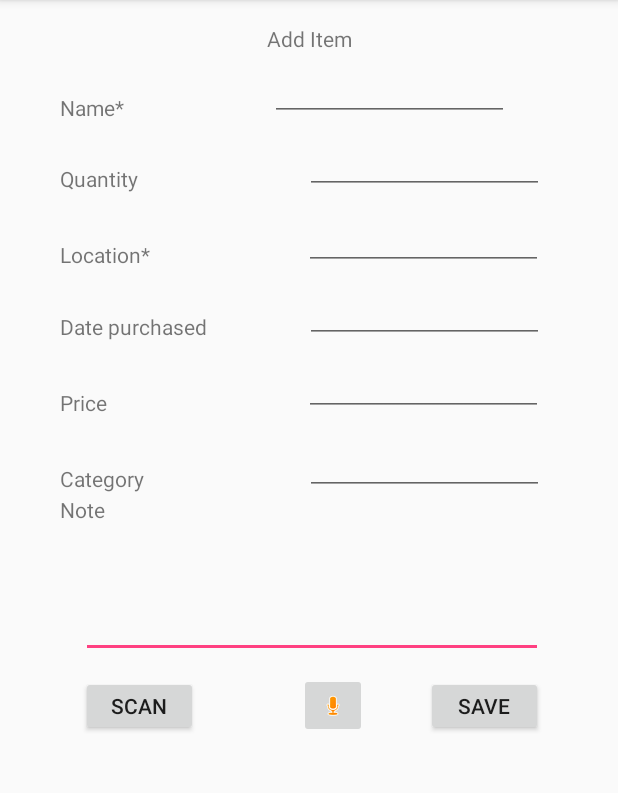
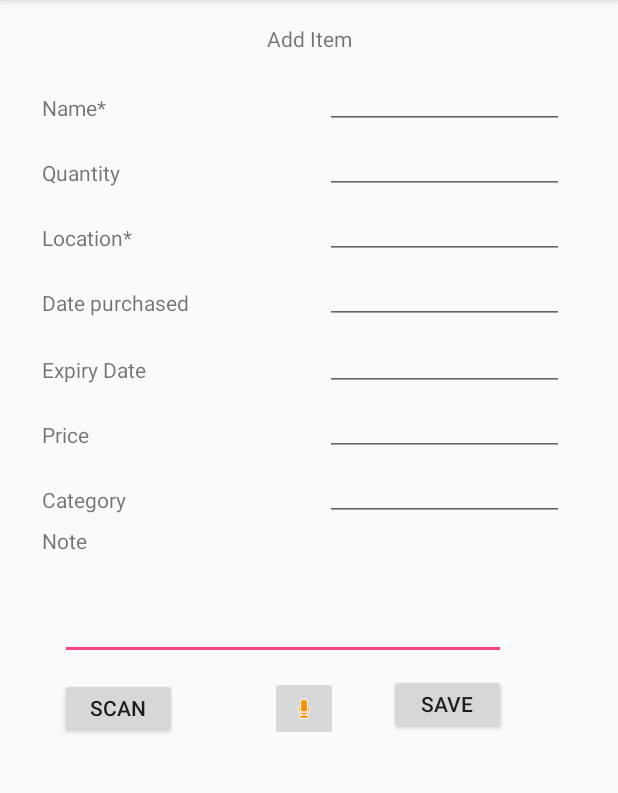
Before and after one commit to ikram-hamizi/GitHubTry, an Android app: the AddItemActivity screen opened directly, with no data from a screen before it, on a phone screen of 412 x 824 dp, the part 84-877 px from its top. Run offline under Robolectric (Android 15) with nearby library versions, the phone set to English and light mode, and no system bars.

Commit message:
Fix layout add and edit item + edit item (call edit method) < errors

```diff
--- a/app/src/main/java/com/example/usp05/githubtry/AddItemActivity.java
+++ b/app/src/main/java/com/example/usp05/githubtry/AddItemActivity.java
@@ -11,8 +11,6 @@ import java.lang.Integer;
 
 import com.example.usp05.githubtry.DataModel.DBItemsHelper;
 import com.example.usp05.githubtry.DataModel.Item;
-
-import static com.example.usp05.githubtry.R.layout.add_item;
 
 /**
  * Created by minh on 3/24/18.
@@ -39,7 +37,7 @@ public class AddItemActivity extends AppCompatActivity
             String item_category = ((EditText) findViewById(R.id.ET_category)).getText().toString();
             String item_datepurch = ((EditText) findViewById(R.id.ET_datepurch)).getText().toString();
             //String item_dateexpired = ((EditText) findViewById(R.id.ET_dateexpired)).getText().toString();
-            String item_price = ((EditText) findViewById(R.id.ET_price)).getText().toString();
+            String item_price = ((EditText) findViewById(R.id.ET_dateexp)).getText().toString();
             String item_note = ((EditText) findViewById(R.id.ET_note)).getText().toString();
             int item_quantity = Integer.parseInt(((EditText) findViewById(R.id.ET_quantity)).getText().toString());
 
--- a/app/src/main/java/com/example/usp05/githubtry/DataModel/DBItemsHelper.java
+++ b/app/src/main/java/com/example/usp05/githubtry/DataModel/DBItemsHelper.java
@@ -33,7 +33,6 @@ public class DBItemsHelper extends SQLiteOpenHelper{
 
     private long rownInsert;
     SQLiteDatabase appDB;
-
     private static final String TABLE_CREATE = "CREATE TABLE ITEM (ID INTEGER PRIMARY KEY, USERNAME TEXT NOT NULL, " +
             "NAME TEXT NOT NULL , LOCATION TEXT NOT NULL , TYPE TEXT NOT NULL , DATE_PURCHASED TEXT NOT NULL , " +
             "DATE_EXPIRED TEXT NOT NULL , QUANTITY INT NOT NULL, AVERAGE_PRICE FLOAT NOT NULL , NOTES TEXT NOT NULL);";
--- a/app/src/main/java/com/example/usp05/githubtry/DataModel/Item.java
+++ b/app/src/main/java/com/example/usp05/githubtry/DataModel/Item.java
@@ -7,7 +7,8 @@ import android.support.annotation.NonNull;
  */
 
 public class Item {
-
+    //<<<<<<<<<<<<<<<<< MPORTANT ADD PRICE TO ITEM
+    //UPDATE DATABASE
     //1- Fields: 8
     private String username, name, location, type, date_purchased, date_expired, notes;
     private int quantity;
--- a/app/src/main/java/com/example/usp05/githubtry/ItemDisplayDetails.java
+++ b/app/src/main/java/com/example/usp05/githubtry/ItemDisplayDetails.java
@@ -38,6 +38,10 @@ public class ItemDisplayDetails extends AppCompatActivity {
             ((TextView) findViewById(R.id.note_info_TV)).setText(myItem.getNotes());
             ((TextView) findViewById(R.id.avgprice_info_TV)).setText("" + myItem.getAverage_price());
         }
+        else
+        {
+            finish(); //Does it work? -> Intended to go back to previous activity if item is not found.
+        }
     }
 
     public void onDeleteClick (View view)
@@ -53,6 +57,7 @@ public class ItemDisplayDetails extends AppCompatActivity {
     {
 
         Intent intent = new Intent(this, EditItemActivity.class);
+        intent.putExtra("username", username);
         intent.putExtra("id", itemID);
         startActivity(intent);
 
--- a/app/src/main/res/layout/add_item.xml
+++ b/app/src/main/res/layout/add_item.xml
@@ -26,7 +26,8 @@
         android:id="@+id/textView1"
         android:layout_width="wrap_content"
         android:layout_height="wrap_content"
-        android:layout_marginStart="40dp"
+        android:layout_marginLeft="28dp"
+        android:layout_marginStart="28dp"
         android:layout_marginTop="62dp"
         android:text="Name*"
         app:layout_constraintStart_toStartOf="parent"
@@ -36,161 +37,146 @@
         android:id="@+id/textView2"
         android:layout_width="wrap_content"
         android:layout_height="wrap_content"
-        android:layout_marginTop="28dp"
+        android:layout_marginTop="24dp"
         android:text="Quantity"
-        app:layout_constraintStart_toStartOf="@+id/textView3"
+        app:layout_constraintStart_toStartOf="@+id/textView1"
         app:layout_constraintTop_toBottomOf="@+id/textView1" />
 
     <TextView
         android:id="@+id/textView3"
         android:layout_width="wrap_content"
         android:layout_height="20dp"
-        android:layout_marginStart="40dp"
-        android:layout_marginTop="31dp"
+        android:layout_marginTop="24dp"
         android:text="Location*"
-        app:layout_constraintStart_toStartOf="parent"
+        app:layout_constraintStart_toStartOf="@+id/textView2"
         app:layout_constraintTop_toBottomOf="@+id/textView2" />
 
     <TextView
-        android:id="@+id/textView4"
+        android:id="@+id/textView9"
         android:layout_width="wrap_content"
         android:layout_height="wrap_content"
-        android:layout_marginStart="40dp"
-        android:layout_marginTop="28dp"
+        android:layout_marginTop="23dp"
         android:text="Date purchased"
-        app:layout_constraintStart_toStartOf="parent"
+        app:layout_constraintStart_toStartOf="@+id/textView3"
         app:layout_constraintTop_toBottomOf="@+id/textView3" />
 
     <TextView
         android:id="@+id/textView5"
-        android:layout_width="wrap_content"
-        android:layout_height="wrap_content"
-        android:layout_marginStart="40dp"
-        android:layout_marginTop="31dp"
+        android:layout_width="48dp"
+        android:layout_height="19dp"
+        android:layout_marginTop="24dp"
         android:text="Price"
-        app:layout_constraintStart_toStartOf="parent"
+        app:layout_constraintStart_toStartOf="@+id/textView4"
         app:layout_constraintTop_toBottomOf="@+id/textView4" />
 
     <TextView
         android:id="@+id/textView6"
         android:layout_width="wrap_content"
         android:layout_height="wrap_content"
-        android:layout_marginStart="40dp"
-        android:layout_marginTop="31dp"
+        android:layout_marginTop="24dp"
         android:text="Category"
-        app:layout_constraintStart_toStartOf="parent"
+        app:layout_constraintStart_toStartOf="@+id/textView5"
         app:layout_constraintTop_toBottomOf="@+id/textView5" />
 
     <TextView
         android:id="@+id/textView7"
         android:layout_width="wrap_content"
         android:layout_height="wrap_content"
-        android:layout_marginStart="40dp"
-        android:layout_marginTop="1dp"
+        android:layout_marginTop="8dp"
         android:text="Note"
-        app:layout_constraintStart_toStartOf="parent"
+        app:layout_constraintStart_toStartOf="@+id/textView6"
         app:layout_constraintTop_toBottomOf="@+id/textView6" />
 
     <EditText
         android:id="@+id/ET_note"
-        android:layout_width="308dp"
-        android:layout_height="90dp"
+        android:layout_width="297dp"
+        android:layout_height="62dp"
         android:layout_marginBottom="11dp"
         android:layout_marginEnd="36dp"
+        android:layout_marginRight="36dp"
         android:layout_marginStart="40dp"
+        android:layout_marginLeft="40dp"
+        android:layout_marginTop="8dp"
         android:ems="10"
         android:inputType="text"
         android:singleLine="false"
         app:layout_constraintBottom_toTopOf="@+id/imageButton"
         app:layout_constraintEnd_toEndOf="parent"
+        app:layout_constraintHorizontal_bias="0.0"
         app:layout_constraintStart_toStartOf="parent"
-        app:layout_constraintTop_toBottomOf="@+id/textView7" />
+        app:layout_constraintTop_toBottomOf="@+id/textView7"
+        app:layout_constraintVertical_bias="0.0" />
 
     <EditText
         android:id="@+id/ET_category"
         android:layout_width="159dp"
-        android:layout_height="52dp"
-        android:layout_marginBottom="17dp"
-        android:layout_marginEnd="36dp"
-        android:layout_marginStart="93dp"
+        android:layout_height="38dp"
         android:ems="10"
         android:inputType="text"
-        app:layout_constraintBottom_toTopOf="@+id/ET_note"
-        app:layout_constraintEnd_toEndOf="parent"
-        app:layout_constraintStart_toEndOf="@+id/textView6"
-        app:layout_constraintTop_toBottomOf="@+id/ET_price" />
+        app:layout_constraintBaseline_toBaselineOf="@+id/textView6"
+        app:layout_constraintEnd_toEndOf="@+id/ET_price" />
+
+    <EditText
+        android:id="@+id/ET_dateexp"
+        android:layout_width="159dp"
+        android:layout_height="38dp"
+        android:ems="10"
+        android:inputType="numberDecimal"
+        app:layout_constraintBaseline_toBaselineOf="@+id/textView4"
+        app:layout_constraintEnd_toEndOf="@+id/ET_datepurch" />
 
     <EditText
         android:id="@+id/ET_price"
         android:layout_width="159dp"
-        android:layout_height="48dp"
-        android:layout_marginEnd="36dp"
-        android:layout_marginStart="117dp"
+        android:layout_height="38dp"
         android:ems="10"
         android:inputType="numberDecimal"
-        app:layout_constraintBottom_toTopOf="@+id/ET_category"
-        app:layout_constraintEnd_toEndOf="parent"
-        app:layout_constraintStart_toEndOf="@+id/textView5"
-        app:layout_constraintTop_toBottomOf="@+id/ET_datepurch" />
+        app:layout_constraintBaseline_toBaselineOf="@+id/textView5"
+        app:layout_constraintEnd_toEndOf="@+id/ET_dateexp" />
 
     <EditText
         android:id="@+id/ET_datepurch"
         android:layout_width="159dp"
-        android:layout_height="48dp"
-        android:layout_marginEnd="36dp"
-        android:layout_marginStart="51dp"
+        android:layout_height="38dp"
         android:ems="10"
         android:inputType="date"
-        app:layout_constraintBottom_toTopOf="@+id/ET_price"
-        app:layout_constraintEnd_toEndOf="parent"
-        app:layout_constraintStart_toEndOf="@+id/textView4"
-        app:layout_constraintTop_toBottomOf="@+id/ET_location" />
+        app:layout_constraintBaseline_toBaselineOf="@+id/textView9"
+        app:layout_constraintEnd_toEndOf="@+id/ET_location" />
 
     <EditText
         android:id="@+id/ET_location"
         android:layout_width="159dp"
-        android:layout_height="50dp"
-        android:layout_marginEnd="36dp"
-        android:layout_marginStart="88dp"
+        android:layout_height="38dp"
         android:ems="10"
         android:inputType="text"
-        app:layout_constraintBottom_toTopOf="@+id/ET_datepurch"
-        app:layout_constraintEnd_toEndOf="parent"
-        app:layout_constraintStart_toEndOf="@+id/textView3"
-        app:layout_constraintTop_toBottomOf="@+id/ET_quantity" />
+        app:layout_constraintBaseline_toBaselineOf="@+id/textView3"
+        app:layout_constraintEnd_toEndOf="@+id/ET_quantity" />
 
     <EditText
         android:id="@+id/ET_quantity"
         android:layout_width="159dp"
-        android:layout_height="48dp"
-        android:layout_marginEnd="36dp"
-        android:layout_marginStart="97dp"
+        android:layout_height="38dp"
         android:ems="10"
         android:inputType="number"
-        app:layout_constraintBottom_toTopOf="@+id/ET_location"
-        app:layout_constraintEnd_toEndOf="parent"
-        app:layout_constraintStart_toEndOf="@+id/textView2"
-        app:layout_constraintTop_toBottomOf="@+id/ET_name" />
+        app:layout_constraintBaseline_toBaselineOf="@+id/textView2"
+        app:layout_constraintEnd_toEndOf="@+id/ET_name" />
 
     <EditText
         android:id="@+id/ET_name"
         android:layout_width="159dp"
-        android:layout_height="43dp"
+        android:layout_height="38dp"
         android:layout_marginEnd="36dp"
-        android:layout_marginStart="97dp"
-        android:layout_marginTop="3dp"
+        android:layout_marginRight="36dp"
         android:ems="10"
         android:inputType="text"
-        app:layout_constraintBottom_toTopOf="@+id/ET_quantity"
-        app:layout_constraintEnd_toEndOf="parent"
-        app:layout_constraintHorizontal_bias="0.0"
-        app:layout_constraintStart_toEndOf="@+id/textView1"
-        app:layout_constraintTop_toBottomOf="@+id/textView0" />
+        app:layout_constraintBaseline_toBaselineOf="@+id/textView1"
+        app:layout_constraintEnd_toEndOf="parent" />
 
     <Button
         android:id="@+id/saveBTN"
         android:layout_width="78dp"
         android:layout_height="40dp"
+        android:layout_marginBottom="5dp"
         android:onClick="onSaveClick"
         android:text="Save"
         app:layout_constraintBottom_toBottomOf="@+id/imageButton"
@@ -211,13 +197,22 @@
         android:layout_width="45dp"
         android:layout_height="43dp"
         android:layout_marginEnd="40dp"
+        android:layout_marginLeft="67dp"
         android:layout_marginRight="40dp"
         android:layout_marginStart="67dp"
-        android:layout_marginLeft="67dp"
         android:src="@android:drawable/presence_audio_away"
         app:layout_constraintBottom_toBottomOf="@+id/scanBTN"
         app:layout_constraintEnd_toStartOf="@+id/saveBTN"
         app:layout_constraintStart_toEndOf="@+id/scanBTN"
         app:layout_constraintTop_toTopOf="@+id/scanBTN" />
 
+    <TextView
+        android:id="@+id/textView4"
+        android:layout_width="wrap_content"
+        android:layout_height="wrap_content"
+        android:layout_marginTop="25dp"
+        android:text="Expiry Date"
+        app:layout_constraintStart_toStartOf="@+id/textView9"
+        app:layout_constraintTop_toBottomOf="@+id/textView9" />
+
 </android.support.constraint.ConstraintLayout>
--- a/app/src/main/res/layout/inventory.xml
+++ b/app/src/main/res/layout/inventory.xml
@@ -15,7 +15,7 @@
         android:layout_marginTop="5dp"
         android:onClick="onAddItemClick"
         android:text="Add Item"
-        app:layout_constraintBottom_toTopOf="@+id/textView8"
+        app:layout_constraintBottom_toTopOf="@+id/ET_dateexp"
         app:layout_constraintEnd_toEndOf="parent"
         app:layout_constraintStart_toStartOf="parent"
         app:layout_constraintTop_toTopOf="parent" />
@@ -31,11 +31,11 @@
         app:layout_constraintBottom_toBottomOf="parent"
         app:layout_constraintEnd_toEndOf="parent"
         app:layout_constraintStart_toStartOf="parent"
-        app:layout_constraintTop_toBottomOf="@+id/textView8"
+        app:layout_constraintTop_toBottomOf="@+id/ET_dateexp"
         app:layout_constraintVertical_bias="0.0" />
 
     <TextView
-        android:id="@+id/textView8"
+        android:id="@+id/ET_dateexp"
         android:layout_width="174dp"
         android:layout_height="32dp"
         android:layout_marginBottom="11dp"
--- a/app/src/main/res/layout/register.xml
+++ b/app/src/main/res/layout/register.xml
@@ -27,7 +27,7 @@
         android:inputType="text" />
 
     <TextView
-        android:id="@+id/textView4"
+        android:id="@+id/ET_dateexp"
         android:layout_width="match_parent"
         android:layout_height="wrap_content"
         android:text="Password:"
```
Also changed, not shown: app/src/main/java/com/example/usp05/githubtry/EditItemActivity.java (+85 -30 lines), app/src/main/res/layout/activity_edit_item.xml (+69 -71 lines).
